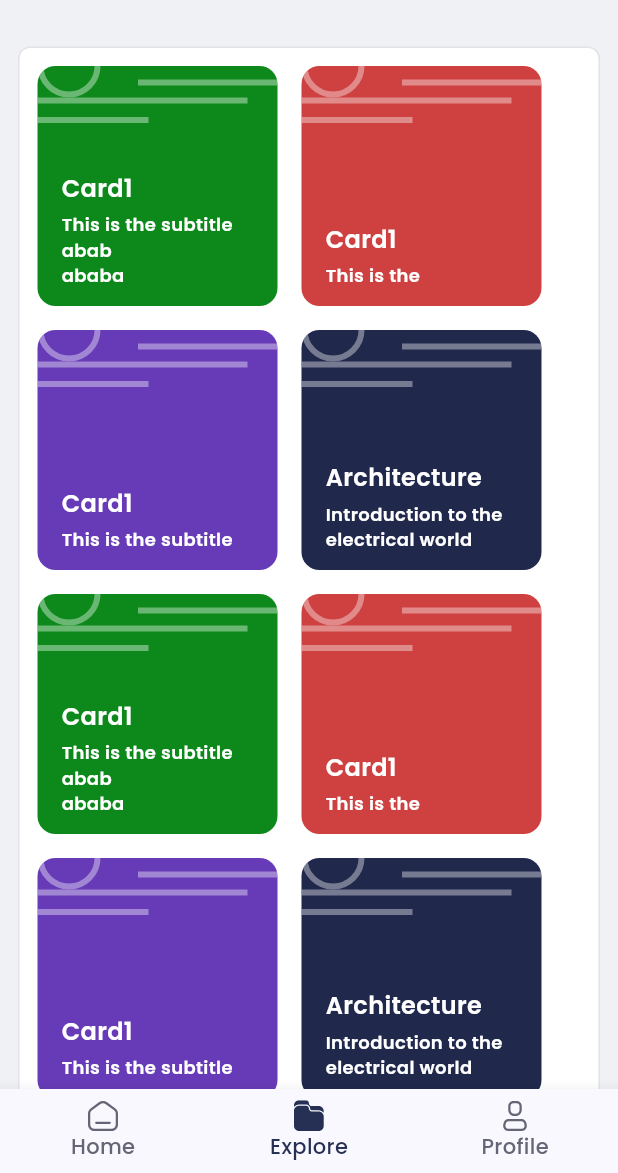
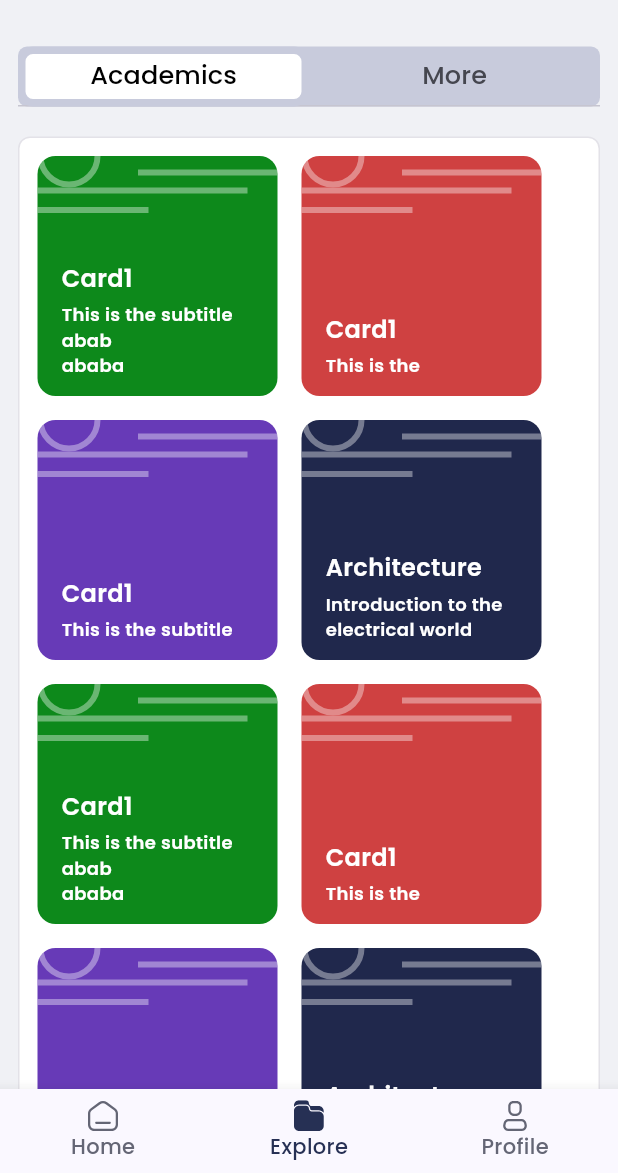
Before and after one commit to sdslabs/StudyPortal-Mobile-Frontend, a Flutter app: the screen it shows after launch, item 2 of the bottom bar chosen, on a phone screen of 412 x 824 dp, the part 63-1236 px from its top. Run offline on Flutter 3.47's test engine with Material 3 defaults, Android fonts, the phone set to English and light mode, and no system bars; our stand-ins replace flutter_svg.

Commit message:
Add Tab, Explore Page Complete

```diff
--- a/lib/pages/explore_page/explore_page.dart
+++ b/lib/pages/explore_page/explore_page.dart
@@ -1,15 +1,36 @@
 import 'package:flutter/material.dart';
 import 'package:studyportal/components/course_card.dart';
 import 'package:studyportal/tools/pin_enum.dart';
-// import 'package:studyportal/pages/explore_page/components/horizontal_tabs.dart';
 import 'package:studyportal/pages/explore_page/components/explore_main_section.dart';
 
-class ExplorePage extends StatelessWidget {
+class ExplorePage extends StatefulWidget {
   const ExplorePage({super.key});
+
+  @override
+  State<ExplorePage> createState() => _ExplorePageState();
+}
+
+class _ExplorePageState extends State<ExplorePage>
+    with TickerProviderStateMixin {
+  late TabController _tabController;
+  int _selectedIndex = 0;
+
+  @override
+  void initState() {
+    super.initState();
+    _tabController = TabController(initialIndex: 0, length: 2, vsync: this);
+  }
+
+  @override
+  void dispose() {
+    _tabController.dispose();
+    super.dispose();
+  }
 
   @override
   Widget build(BuildContext context) {
     var size = MediaQuery.of(context).size;
+
     const List<Widget> CourseCards = [
       // CourseCard(
       //   title: "Architecture",
@@ -108,11 +129,13 @@ class ExplorePage extends StatelessWidget {
         pin: Pin.none,
       ),
     ];
+
     return Scaffold(
         body: SafeArea(
       child: Padding(
         padding: const EdgeInsets.symmetric(horizontal: 12.0),
         child: ListView(
+          shrinkWrap: true,
           scrollDirection: Axis.vertical,
           children: [
             Container(
@@ -129,7 +152,61 @@ class ExplorePage extends StatelessWidget {
                 ],
               ),
             ),
-            ExploreMainSection(size: size, CourseCards: CourseCards),
+            Container(
+              height: 40,
+              decoration: BoxDecoration(
+                borderRadius: BorderRadius.circular(6),
+                color: const Color(0xFFC8CBDC),
+              ),
+              child: TabBar(
+                  controller: _tabController,
+                  indicator: BoxDecoration(
+                    borderRadius: BorderRadius.circular(10),
+                    border: Border.all(
+                      color: const Color(0xFFC8CBDC),
+                      width: 5,
+                    ),
+                    color: Colors.white,
+                  ),
+                  indicatorSize: TabBarIndicatorSize.tab,
+                  labelColor: Colors.black,
+                  labelStyle: const TextStyle(
+                      fontSize: 17, fontWeight: FontWeight.w500),
+                  onTap: (index) {
+                    setState(() {
+                      _selectedIndex = index;
+                    });
+                    _tabController.animateTo(index,
+                        duration: const Duration(milliseconds: 500));
+                  },
+                  tabs: const [
+                    Tab(
+                      text: "Academics",
+                    ),
+                    Tab(
+                      text: "More",
+                    ),
+                  ]),
+            ),
+            const SizedBox(height: 20),
+            IndexedStack(
+              index: _selectedIndex,
+              children: [
+                Visibility(
+                  maintainState: true,
+                  visible: _selectedIndex == 0,
+                  child:
+                      ExploreMainSection(size: size, CourseCards: CourseCards),
+                ),
+                Visibility(
+                  maintainState: true,
+                  visible: _selectedIndex == 1,
+                  child: ExploreMainSection(
+                      size: size,
+                      CourseCards: [CourseCards[1], CourseCards[2]]),
+                ),
+              ],
+            )
           ],
         ),
       ),
```
Also changed, not shown: lib/pages/explore_page/components/horizontal_tab.dart (deleted).
